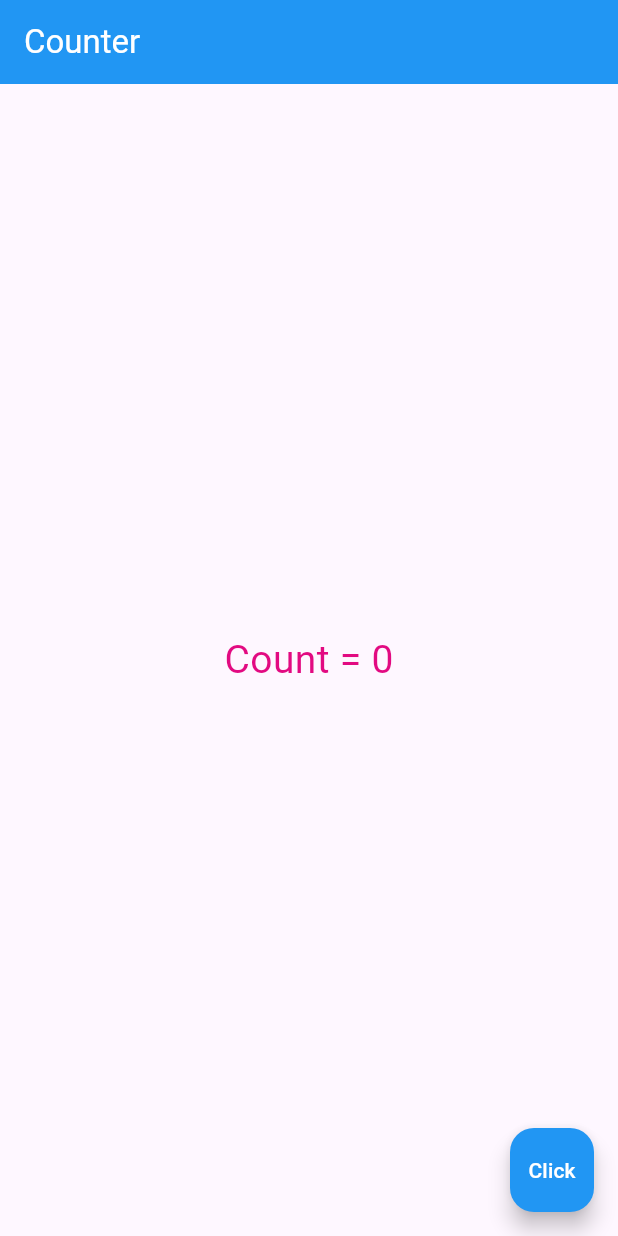
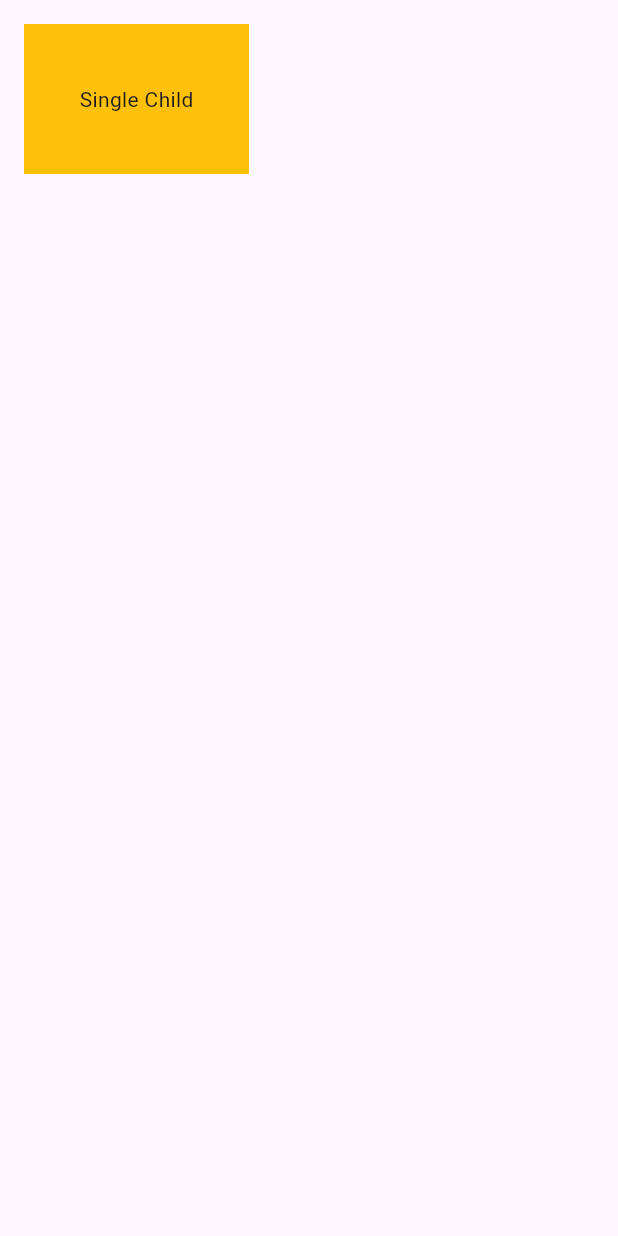
Before and after one commit to thanawatjanhan/flutter_application, a Flutter app: the screen it shows after launch, on a phone screen of 412 x 824 dp. Run offline on Flutter 3.47's test engine with Material 3 defaults, Android fonts, the phone set to English and light mode, and no system bars.

Commit message:
Add container demo

```diff
--- a/lib/main.dart
+++ b/lib/main.dart
@@ -1,9 +1,8 @@
 import 'package:flutter/material.dart';
 // import 'package:flutter_application_1/week01/basic.dart';
-import 'package:flutter_application_1/week01/counter.dart';
+// import 'package:flutter_application_1/week01/counter.dart';
+import 'package:flutter_application_1/week05/single_child_demo.dart';
 
 void main() {
-  runApp(MaterialApp(home:
-    Counter()
-  )); //MaterialApp
+  runApp(MaterialApp(home: SingleChildDemo())); //MaterialApp
 }
--- /dev/null
+++ b/lib/week05/single_child_demo.dart
@@ -0,0 +1,23 @@
+import 'package:flutter/material.dart';
+
+class SingleChildDemo extends StatelessWidget {
+  const SingleChildDemo({super.key});
+
+  @override
+  Widget build(BuildContext context) {
+    return Scaffold(
+      // appBar: AppBar(title: Text("Single Child Demo")),
+      body: SafeArea(
+        child: Container(
+          margin: EdgeInsets.all(16),
+          padding: EdgeInsets.all(16),
+          color: Colors.amber,
+          width: 150,
+          height: 100,
+          alignment: Alignment.center,
+          child: Text("Single Child"),
+        ),
+      ),
+    );
+  }
+}
```
